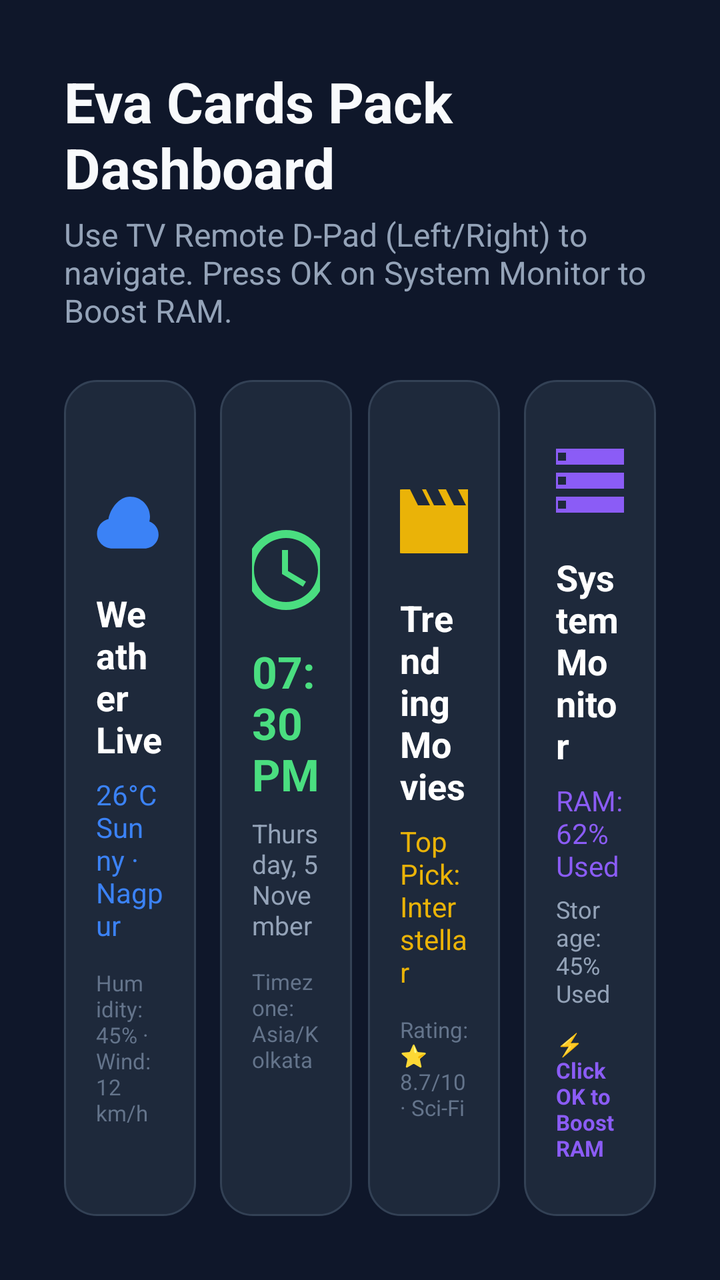
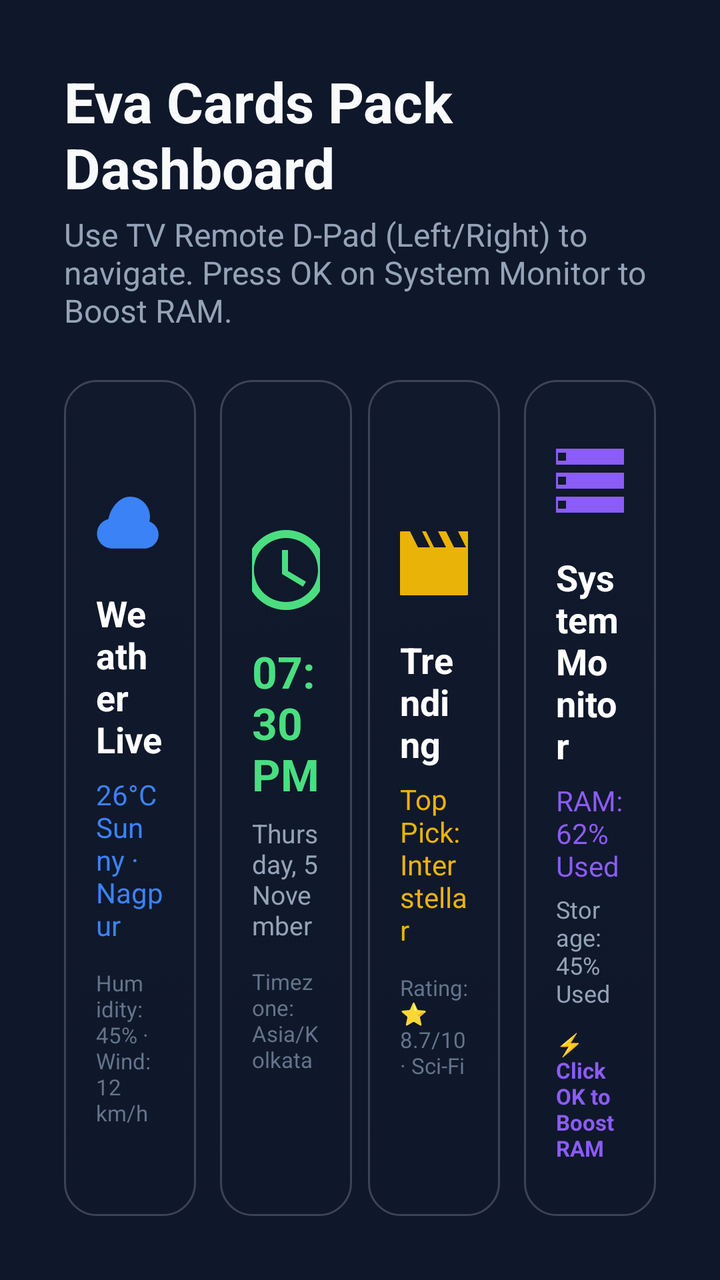

The first picture is an Android layout as it rendered before a commit; the second is the same layout after the commit. The layout source and the unified diff follow.
<!-- AndroidManifest.xml: application theme Theme.EvaCardsPack -->
<!-- res/layout/activity_eva_card.xml -->
<?xml version="1.0" encoding="utf-8"?>
<LinearLayout xmlns:android="http://schemas.android.com/apk/res/android"
    android:layout_width="match_parent"
    android:layout_height="match_parent"
    android:background="#0F172A"
    android:orientation="vertical"
    android:padding="32dp">

    
    <TextView
        android:layout_width="wrap_content"
        android:layout_height="wrap_content"
        android:text="Eva Cards Pack Dashboard"
        android:textColor="#F8FAFC"
        android:textSize="28sp"
        android:textStyle="bold" />

    <TextView
        android:layout_width="wrap_content"
        android:layout_height="wrap_content"
        android:layout_marginTop="4dp"
        android:text="Use TV Remote D-Pad (Left/Right) to navigate. Press OK on System Monitor to Boost RAM."
        android:textColor="#94A3B8"
        android:textSize="16sp" />

    
    <LinearLayout
        android:layout_width="match_parent"
        android:layout_height="0dp"
        android:layout_marginTop="24dp"
        android:layout_weight="1"
        android:baselineAligned="false"
        android:orientation="horizontal">

        
        <LinearLayout
            android:id="@+id/panelWeatherCard"
            android:layout_width="0dp"
            android:layout_height="match_parent"
            android:layout_marginEnd="8dp"
            android:layout_weight="1"
            android:background="@drawable/card_selector"
            android:clickable="true"
            android:descendantFocusability="blocksDescendants"
            android:focusable="true"
            android:gravity="center"
            android:nextFocusLeft="@+id/panelWeatherCard"
            android:nextFocusRight="@+id/panelClockCard"
            android:orientation="vertical"
            android:padding="16dp">

            <ImageView
                android:layout_width="48dp"
                android:layout_height="48dp"
                android:contentDescription="Weather"
                android:src="@drawable/ic_weather_banner" />

            <TextView
                android:layout_width="wrap_content"
                android:layout_height="wrap_content"
                android:layout_marginTop="12dp"
                android:text="Weather Live"
                android:textColor="#FFFFFF"
                android:textSize="18sp"
                android:textStyle="bold" />

            <TextView
                android:layout_width="wrap_content"
                android:layout_height="wrap_content"
                android:layout_marginTop="6dp"
                android:text="26°C Sunny · Nagpur"
                android:textColor="#3B82F6"
                android:textSize="14sp" />

            <TextView
                android:layout_width="wrap_content"
                android:layout_height="wrap_content"
                android:layout_marginTop="12dp"
                android:text="Humidity: 45% · Wind: 12 km/h"
                android:textColor="#64748B"
                android:textSize="11sp" />
        </LinearLayout>

        
        <LinearLayout
            android:id="@+id/panelClockCard"
            android:layout_width="0dp"
            android:layout_height="match_parent"
            android:layout_marginStart="4dp"
            android:layout_marginEnd="4dp"
            android:layout_weight="1"
            android:background="@drawable/card_selector"
            android:clickable="true"
            android:descendantFocusability="blocksDescendants"
            android:focusable="true"
            android:gravity="center"
            android:nextFocusLeft="@+id/panelWeatherCard"
            android:nextFocusRight="@+id/panelTrendingCard"
            android:orientation="vertical"
            android:padding="16dp">

            <ImageView
                android:layout_width="48dp"
                android:layout_height="48dp"
                android:contentDescription="Clock"
                android:src="@drawable/ic_clock_banner" />

            <TextView
                android:id="@+id/clockTimeText"
                android:layout_width="wrap_content"
                android:layout_height="wrap_content"
                android:layout_marginTop="12dp"
                android:text="07:30 PM"
                android:textColor="#4ADE80"
                android:textSize="22sp"
                android:textStyle="bold" />

            <TextView
                android:id="@+id/clockDateText"
                android:layout_width="wrap_content"
                android:layout_height="wrap_content"
                android:layout_marginTop="6dp"
                android:text="Thursday, 5 November"
                android:textColor="#94A3B8"
                android:textSize="13sp" />

            <TextView
                android:layout_width="wrap_content"
                android:layout_height="wrap_content"
                android:layout_marginTop="12dp"
                android:text="Timezone: Asia/Kolkata"
                android:textColor="#64748B"
                android:textSize="11sp" />
        </LinearLayout>

        
        <LinearLayout
            android:id="@+id/panelTrendingCard"
            android:layout_width="0dp"
            android:layout_height="match_parent"
            android:layout_marginStart="4dp"
            android:layout_marginEnd="4dp"
            android:layout_weight="1"
            android:background="@drawable/card_selector"
            android:clickable="true"
            android:descendantFocusability="blocksDescendants"
            android:focusable="true"
            android:gravity="center"
            android:nextFocusLeft="@+id/panelClockCard"
            android:nextFocusRight="@+id/panelSystemMonitorCard"
            android:orientation="vertical"
            android:padding="16dp">

            <ImageView
                android:layout_width="48dp"
                android:layout_height="48dp"
                android:contentDescription="Trending"
                android:src="@drawable/ic_trending_banner" />

            <TextView
                android:layout_width="wrap_content"
                android:layout_height="wrap_content"
                android:layout_marginTop="12dp"
                android:text="Trending Movies"
                android:textColor="#FFFFFF"
                android:textSize="18sp"
                android:textStyle="bold" />

            <TextView
                android:layout_width="wrap_content"
                android:layout_height="wrap_content"
                android:layout_marginTop="6dp"
                android:text="Top Pick: Interstellar"
                android:textColor="#EAB308"
                android:textSize="14sp" />

            <TextView
                android:layout_width="wrap_content"
                android:layout_height="wrap_content"
                android:layout_marginTop="12dp"
                android:text="Rating: ⭐ 8.7/10 · Sci-Fi"
                android:textColor="#64748B"
                android:textSize="11sp" />
        </LinearLayout>

        
        <LinearLayout
            android:id="@+id/panelSystemMonitorCard"
            android:layout_width="0dp"
            android:layout_height="match_parent"
            android:layout_marginStart="8dp"
            android:layout_weight="1"
            android:background="@drawable/card_selector"
            android:clickable="true"
            android:descendantFocusability="blocksDescendants"
            android:focusable="true"
            android:gravity="center"
            android:nextFocusLeft="@+id/panelTrendingCard"
            android:nextFocusRight="@+id/panelSystemMonitorCard"
            android:orientation="vertical"
            android:padding="16dp">

            <ImageView
                android:layout_width="48dp"
                android:layout_height="48dp"
                android:contentDescription="System Monitor"
                android:src="@drawable/ic_storage_banner" />

            <TextView
                android:layout_width="wrap_content"
                android:layout_height="wrap_content"
                android:layout_marginTop="12dp"
                android:text="System Monitor"
                android:textColor="#FFFFFF"
                android:textSize="18sp"
                android:textStyle="bold" />

            <TextView
                android:id="@+id/dashboardRamText"
                android:layout_width="wrap_content"
                android:layout_height="wrap_content"
                android:layout_marginTop="6dp"
                android:text="RAM: 62% Used"
                android:textColor="#8B5CF6"
                android:textSize="14sp" />

            <TextView
                android:id="@+id/dashboardStorageText"
                android:layout_width="wrap_content"
                android:layout_height="wrap_content"
                android:layout_marginTop="4dp"
                android:text="Storage: 45% Used"
                android:textColor="#94A3B8"
                android:textSize="12sp" />

            <TextView
                android:layout_width="wrap_content"
                android:layout_height="wrap_content"
                android:layout_marginTop="10dp"
                android:text="⚡ Click OK to Boost RAM"
                android:textColor="#8B5CF6"
                android:textSize="11sp"
                android:textStyle="bold" />
        </LinearLayout>

    </LinearLayout>

</LinearLayout>
<!-- resources referenced by this layout -->
<resources>
  <!-- drawable card_selector (drawable) -->
  <?xml version="1.0" encoding="utf-8"?>
  <selector xmlns:android="http://schemas.android.com/apk/res/android">
      <item android:state_focused="true">
          <shape android:shape="rectangle">
              <corners android:radius="16dp" />
              <solid android:color="#334155" />
              <stroke android:width="4dp" android:color="#3B82F6" />
          </shape>
      </item>
      <item>
          <shape android:shape="rectangle">
              <corners android:radius="16dp" />
              <solid android:color="#1E293B" />
              <stroke android:width="1dp" android:color="#334155" />
          </shape>
      </item>
  </selector>
  <!-- drawable ic_clock_banner (drawable) -->
  <?xml version="1.0" encoding="utf-8"?>
  <vector xmlns:android="http://schemas.android.com/apk/res/android"
      android:width="48dp"
      android:height="48dp"
      android:viewportWidth="24"
      android:viewportHeight="24">
      <path
          android:fillColor="#FF4ADE80"
          android:pathData="M11.99,2C6.47,2 2,6.48 2,12s4.47,10 9.99,10C17.52,22 22,17.52 22,12S17.52,2 11.99,2zM12,20c-4.42,0 -8,-3.58 -8,-8s3.58,-8 8,-8 8,3.58 8,8 -3.58,8 -8,8zM12.5,7H11v6l5.25,3.15 0.75,-1.23 -4.5,-2.67z" />
  </vector>
  <!-- drawable ic_storage_banner (drawable) -->
  <?xml version="1.0" encoding="utf-8"?>
  <vector xmlns:android="http://schemas.android.com/apk/res/android"
      android:width="48dp"
      android:height="48dp"
      android:viewportWidth="24"
      android:viewportHeight="24">
      <path
          android:fillColor="#FF8B5CF6"
          android:pathData="M2,20h20v-4H2v4zm2,-3h2v2H4v-2zM2,4v4h20V4H2zm4,3H4V5h2v2zm-4,7h20v-4H2v4zm2,-3h2v2H4v-2z" />
  </vector>
  <!-- drawable ic_trending_banner (drawable) -->
  <?xml version="1.0" encoding="utf-8"?>
  <vector xmlns:android="http://schemas.android.com/apk/res/android"
      android:width="48dp"
      android:height="48dp"
      android:viewportWidth="24"
      android:viewportHeight="24">
      <path
          android:fillColor="#FFEAB308"
          android:pathData="M18,4l2,4h-3l-2,-4h-2l2,4h-3l-2,-4H9l2,4H8L6,4H4c-1.1,0 -1.99,0.9 -1.99,2L2,18c0,1.1 0.9,2 2,2h16c1.1,0 2,-0.9 2,-2V4h-4z" />
  </vector>
  <!-- drawable ic_weather_banner (drawable) -->
  <?xml version="1.0" encoding="utf-8"?>
  <vector xmlns:android="http://schemas.android.com/apk/res/android"
      android:width="48dp"
      android:height="48dp"
      android:viewportWidth="24"
      android:viewportHeight="24">
      <path
          android:fillColor="#FF3B82F6"
          android:pathData="M12,7c2.76,0 5,2.24 5,5 0,0.42 -0.06,0.83 -0.16,1.22 1.34,0.47 2.3,1.74 2.3,3.23 0,1.93 -1.57,3.5 -3.5,3.5h-8C5.43,19.95 3.75,18.27 3.75,16.2c0,-1.76 1.23,-3.23 2.87,-3.63C7.03,10.05 9.27,7 12,7z" />
  </vector>
  <style name="Theme.EvaCardsPack" parent="Theme.MaterialComponents.DayNight.NoActionBar">
          
          <item name="colorPrimary">#FF3B82F6</item>
          <item name="colorPrimaryVariant">#FF1E293B</item>
          <item name="colorOnPrimary">@color/white</item>
          
          <item name="android:statusBarColor">#FF0F172A</item>
      </style>
  <color name="white">#FFFFFFFF</color>
</resources>

<!-- the commit's change to res/layout/activity_eva_card.xml (unified diff, before → after) -->
@@ -39,7 +39,7 @@
             android:layout_height="match_parent"
             android:layout_marginEnd="8dp"
             android:layout_weight="1"
-            android:background="@drawable/card_selector"
+            android:background="@drawable/glass_card_selector"
             android:clickable="true"
             android:descendantFocusability="blocksDescendants"
             android:focusable="true"
@@ -89,7 +89,7 @@
             android:layout_marginStart="4dp"
             android:layout_marginEnd="4dp"
             android:layout_weight="1"
-            android:background="@drawable/card_selector"
+            android:background="@drawable/glass_card_selector"
             android:clickable="true"
             android:descendantFocusability="blocksDescendants"
             android:focusable="true"
@@ -141,7 +141,7 @@
             android:layout_marginStart="4dp"
             android:layout_marginEnd="4dp"
             android:layout_weight="1"
-            android:background="@drawable/card_selector"
+            android:background="@drawable/glass_card_selector"
             android:clickable="true"
             android:descendantFocusability="blocksDescendants"
             android:focusable="true"
@@ -161,7 +161,7 @@
                 android:layout_width="wrap_content"
                 android:layout_height="wrap_content"
                 android:layout_marginTop="12dp"
-                android:text="Trending Movies"
+                android:text="Trending"
                 android:textColor="#FFFFFF"
                 android:textSize="18sp"
                 android:textStyle="bold" />
@@ -190,7 +190,7 @@
             android:layout_height="match_parent"
             android:layout_marginStart="8dp"
             android:layout_weight="1"
-            android:background="@drawable/card_selector"
+            android:background="@drawable/glass_card_selector"
             android:clickable="true"
             android:descendantFocusability="blocksDescendants"
             android:focusable="true"
<!-- resource entries referenced after the edit -->
@@ -1,20 +1,26 @@
 <!-- resources referenced by this layout -->
 <resources>
-  <!-- drawable card_selector (drawable) -->
+  <!-- drawable glass_card_selector (drawable) -->
   <?xml version="1.0" encoding="utf-8"?>
   <selector xmlns:android="http://schemas.android.com/apk/res/android">
       <item android:state_focused="true">
           <shape android:shape="rectangle">
               <corners android:radius="16dp" />
-              <solid android:color="#334155" />
-              <stroke android:width="4dp" android:color="#3B82F6" />
+              <gradient
+                  android:angle="135"
+                  android:endColor="#40334155"
+                  android:startColor="#601E293B" />
+              <stroke android:width="3dp" android:color="#FF3B82F6" />
           </shape>
       </item>
       <item>
           <shape android:shape="rectangle">
               <corners android:radius="16dp" />
-              <solid android:color="#1E293B" />
-              <stroke android:width="1dp" android:color="#334155" />
+              <gradient
+                  android:angle="135"
+                  android:endColor="#201E293B"
+                  android:startColor="#300F172A" />
+              <stroke android:width="1dp" android:color="#30FFFFFF" />
           </shape>
       </item>
   </selector>
